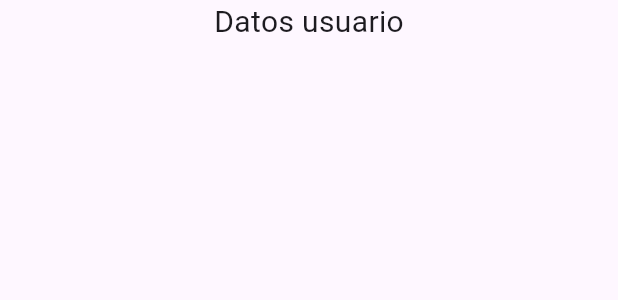
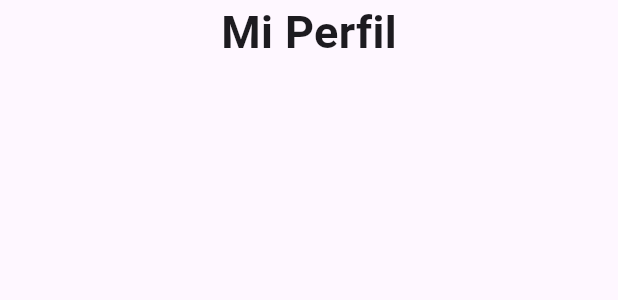
Before and after one commit to EbenCT/Taller-Movil, a Flutter app: the PaginaUsers widget shown alone on an empty page, opened directly, on a phone screen of 412 x 824 dp. Shown: the top 300 px of the screen. Run offline on Flutter 3.47's test engine with Material 2 defaults, Android fonts, the phone set to English and light mode, and no system bars; our stand-ins replace card_swiper, dio, shared_preferences; accounts and stored records are empty; network calls fail.

Commit message:
Trabajando en el Perfil

```diff
--- a/lib/pages/pagUsers.dart
+++ b/lib/pages/pagUsers.dart
@@ -23,7 +23,7 @@ class _PaginaUsersState extends State<PaginaUsers> {
   Future<void> _loadUserData() async {
     final userData = await _authService.getClientById();
     setState(() {
-      _userData = userData['data'];
+      _userData = userData['data']['data'];
       print(_userData);
     });
   }
@@ -36,78 +36,102 @@ class _PaginaUsersState extends State<PaginaUsers> {
           padding: EdgeInsets.symmetric(horizontal: 50),
           child: Center(
             child: Text(
-              "Datos usuario",
-              style: TextStyle(fontSize: 20),
+              "Mi Perfil",
+              style: TextStyle(fontSize: 30, fontWeight: FontWeight.bold),
             ),
           ),
         ),
-        if (_userData != null) ...[
-          nombreUsers('Nombre: ${_userData!['nombre']} ${_userData!['apellido']}'), // Accede a 'nombre' y 'apellido' dentro de '_userData'
-          userDataField('ID', _userData!['id'].toString()), // Accede a 'id' dentro de '_userData'
-          userDataField('Teléfono', _userData!['telefono']), // Accede a 'telefono' dentro de '_userData'
-          userDataField('Dirección', _userData!['direccion']), // Accede a 'direccion' dentro de '_userData'
-          userDataField('Género', _userData!['genero']), // Accede a 'genero' dentro de '_userData'
+        if (_userData != null)...[
+          Container(
+            height: 120,
+            child: Image.network(
+              "https://i.pinimg.com/originals/6f/57/76/6f57760966a796644b8cfb0fbc449843.png",
+            ),
+          ),
+          SizedBox(height: 20),
+          Container(
+            padding: EdgeInsets.all(20),
+            child: Column(
+              crossAxisAlignment: CrossAxisAlignment.start,
+              children: [
+                Text(
+                  'Nombres:',
+                  style: TextStyle(fontSize: 20, fontWeight: FontWeight.bold),
+                ),
+                Text(
+                  '${_userData!['nombre']}',
+                  style: TextStyle(fontSize: 18),
+                ),
+                SizedBox(height: 10),
+                Text(
+                  'Apellidos:',
+                  style: TextStyle(fontSize: 20, fontWeight: FontWeight.bold),
+                ),
+                Text(
+                  '${_userData!['apellido']}',
+                  style: TextStyle(fontSize: 18),
+                ),
+                SizedBox(height: 10),
+                Text(
+                  'Teléfono:',
+                  style: TextStyle(fontSize: 20, fontWeight: FontWeight.bold),
+                ),
+                Text(
+                  '${_userData!['telefono']}',
+                  style: TextStyle(fontSize: 18),
+                ),
+                SizedBox(height: 10),
+                Text(
+                  'Dirección:',
+                  style: TextStyle(fontSize: 20, fontWeight: FontWeight.bold),
+                ),
+                Text(
+                  '${_userData!['direccion']}',
+                  style: TextStyle(fontSize: 18),
+                ),
+                SizedBox(height: 10),
+                Text(
+                  'Género:',
+                  style: TextStyle(fontSize: 20, fontWeight: FontWeight.bold),
+                ),
+                Text(
+                  '${_userData!['genero']}',
+                  style: TextStyle(fontSize: 18),
+                ),
                 SizedBox(height: 20),
                 Row(
                   mainAxisAlignment: MainAxisAlignment.center,
                   children: [
                     BotEditar(),
-              SizedBox(width: 30),
-              BotGuardar(),
                   ],
+                ),
+              ],
+            ),
           ),
         ],
       ],
     );
   }
 
-  Widget nombreUsers(String nombre) {
-    return Center(
-      child: Container(
-        child: Text(nombre, style: TextStyle(fontSize: 20)),
+  Widget BotEditar() {
+    return ElevatedButton(
+      style: ElevatedButton.styleFrom(
+        primary: Colors.blueAccent,
+        shape: RoundedRectangleBorder(
+          borderRadius: BorderRadius.circular(8),
         ),
-    );
-  }
-
-  Widget userDataField(String label, String value) {
-    return Center(
-      child: Container(
-        width: 300,
-        child: Text("$label: $value", style: TextStyle(fontSize: 20)),
-      ),
-    );
-  }
-
-  Widget BotEditar() {
-    return TextButton(
-      style: ButtonStyle(
-        backgroundColor: MaterialStatePropertyAll(Colors.blueAccent),
       ),
       onPressed: () {
         setState(() {
           // Habilitar edición
         });
       },
+      child: Padding(
+        padding: EdgeInsets.symmetric(horizontal: 20, vertical: 10),
         child: Text(
           "Editar",
           style: TextStyle(color: Colors.white, fontSize: 20),
         ),
-    );
-  }
-
-  Widget BotGuardar() {
-    return TextButton(
-      style: ButtonStyle(
-        backgroundColor: MaterialStatePropertyAll(Colors.blueAccent),
-      ),
-      onPressed: () {
-        setState(() {
-          // Guardar cambios
-        });
-      },
-      child: Text(
-        "Guardar",
-        style: TextStyle(color: Colors.white, fontSize: 20),
       ),
     );
   }
--- a/lib/pages/pagina02.dart
+++ b/lib/pages/pagina02.dart
@@ -111,7 +111,7 @@ class _MyHomePageState extends State<MyHomePage> {
             ),
             ListTile(
               leading: Icon(Icons.supervised_user_circle),
-              title: Text("Usuario"),
+              title: Text("Perfil"),
               onTap: () {
                 _cambiarPagina(1);
               },
```
Lines whose indentation alone changed are shown as unchanged.
